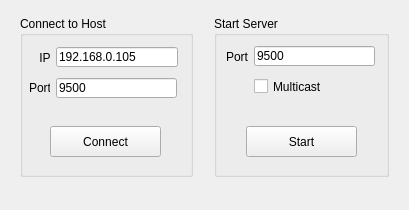
Above: connect.ui from dpogue/CommAudio before the change. Below: the same form after it.
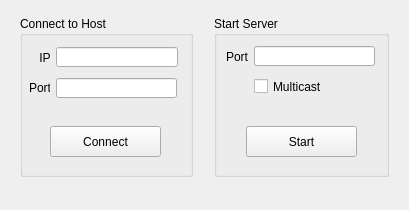
That is the form after the change. Icons and pictures are not drawn.

```diff
--- a/connect.ui
+++ b/connect.ui
@@ -84,7 +84,7 @@
      </rect>
     </property>
     <property name="text">
-     <string>9500</string>
+     <string/>
     </property>
    </widget>
    <widget class="QLabel" name="ipLabel">
@@ -113,7 +113,7 @@
      </rect>
     </property>
     <property name="text">
-     <string>192.168.0.105</string>
+     <string/>
     </property>
    </widget>
   </widget>
@@ -165,7 +165,7 @@
      </rect>
     </property>
     <property name="text">
-     <string>9500</string>
+     <string/>
     </property>
    </widget>
    <widget class="QCheckBox" name="multicastCheckBox">
```
